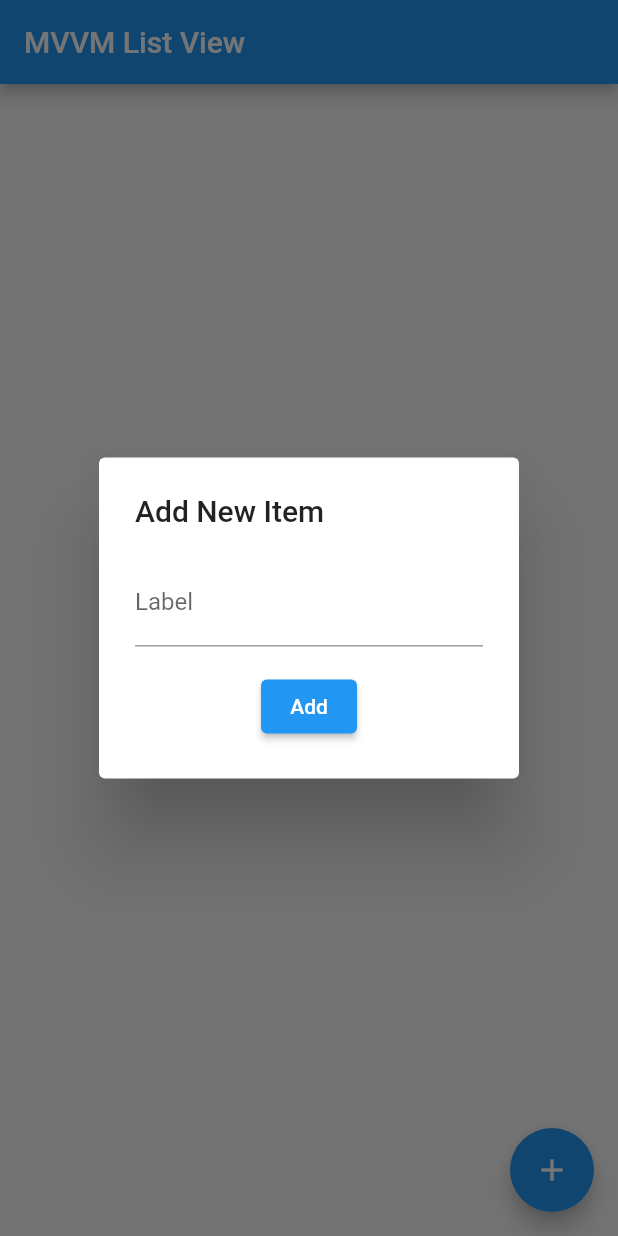
After one commit to BJIT-RnD/HRIS, a Flutter app: the AcademicCertificateView screen opened directly, after a tap on the "add" icon, on a phone screen of 412 x 824 dp. The commit adds this screen. Run offline on Flutter 3.47's test engine with Material 2 defaults, Android fonts, the phone set to English and light mode, and no system bars; our stand-ins replace firebase_core, firebase_messaging, flutter_local_notifications, get, image_picker, introduction_screen and 4 more; accounts and stored records are empty.

Commit message:
- Modified funcationalities of Academic Certificates View - Made it dyanmic - Added rounded button action to add records in the table - Now need to integrate the functionalities according to the UI design

```diff
--- a/lib/main.dart
+++ b/lib/main.dart
@@ -5,6 +5,7 @@ import 'package:get/get.dart';
 import 'package:navigation_demo/components/rectangle_with_ellipse.dart';
 import 'package:navigation_demo/firebase_api/firebase_api.dart';
 import 'package:navigation_demo/utils/localization/language.dart';
+import 'package:navigation_demo/view/academic_certificates_view.dart';
 import 'package:navigation_demo/view/profile_view.dart';
 import 'package:navigation_demo/view/signature_view.dart';
 import '../onboarding/onboarding_page.dart';
@@ -37,7 +38,7 @@ class App extends StatelessWidget {
       fallbackLocale: const Locale('en', 'US'),
       theme: ThemeData(primarySwatch: Colors.blue),
       home: Scaffold(
-        body: SignatureView(),
+        body: AcademicCertificateView(),
       ),
     );
   }
--- /dev/null
+++ b/lib/models/list_item.dart
@@ -0,0 +1,5 @@
+class ListItem {
+  String title;
+
+  ListItem(this.title);
+}
--- a/lib/utils/colors/app_color.dart
+++ b/lib/utils/colors/app_color.dart
@@ -2,4 +2,5 @@ import 'package:flutter/material.dart';
 
 class AppColor {
   static const Color primaryColor = Color(0xFF89DEA5);
+  static const Color buttonAmberColor = Color.fromARGB(255, 197, 205, 49);
 }
--- a/lib/utils/localization/language.dart
+++ b/lib/utils/localization/language.dart
@@ -9,6 +9,12 @@ class Language extends Translations {
           'professional_trainings': 'Professional Trainings',
           'training_certificates': 'Training Certificates',
           'welcome': 'Welcome',
+          'bsc_certificate': 'BSc Certificate',
+          'view': 'View',
+          '': '',
+          '': '',
+          '': '',
+          '': '',
         },
         'ja_JP': {
           '': '',
--- /dev/null
+++ b/lib/view/academic_certificates_view.dart
@@ -0,0 +1,182 @@
+import 'package:flutter/material.dart';
+import 'package:get/get.dart';
+import 'package:navigation_demo/components/rectangle_with_ellipse.dart';
+import 'package:navigation_demo/utils/colors/app_color.dart';
+import 'package:navigation_demo/utils/constant/constant.dart';
+import '../viewmodel/list_view_model.dart';
+import '../view/list_view_cell.dart';
+
+// class AcademicCertificateView extends StatelessWidget {
+//   const AcademicCertificateView({super.key});
+
+//   @override
+//   Widget build(BuildContext context) {
+//     final width = MediaQuery.of(context).size.width;
+//     return Scaffold(
+//       body: Column(
+//         children: [
+//           RectangleWithEllipse(),
+//           const SizedBox(
+//             height: 25,
+//           ),
+//           Container(
+//             height: displayWidth(context) / 5,
+//             width: displayWidth(context) / 1.75,
+//             decoration: const BoxDecoration(
+//               shape: BoxShape.rectangle,
+//               color: AppColor.primaryColor,
+//             ),
+//             child: Center(
+//               child: Text(
+//                 'academic_certificates'.tr,
+//                 style: const TextStyle(fontWeight: FontWeight.bold),
+//               ),
+//             ),
+//           ),
+//           SizedBox(
+//             height: displayHeight(context) / 12,
+//           ),
+//           Row(
+//             mainAxisAlignment: MainAxisAlignment.spaceAround,
+
+//             children: [
+//               TextButton(
+//                 onPressed: () {},
+//                 style: TextButton.styleFrom(
+//                   backgroundColor: AppColor.buttonAmberColor,
+//                 ),
+//                 child: Text(
+//                   'bsc_certificate'.tr,
+//                   style: const TextStyle(color: Colors.white),
+//                 ),
+//               ),
+//               Container(
+//                 height: 38,
+//                 width: 50,
+//                 decoration: BoxDecoration(
+//                   color: AppColor.buttonAmberColor,
+//                   borderRadius: BorderRadius.circular(8),
+//                 ),
+//                 child: IconButton(
+//                   onPressed: () {},
+//                   icon: const Icon(Icons.edit),
+//                 ),
+//               ),
+//               Container(
+//                 height: 38,
+//                 width: 50,
+//                 decoration: BoxDecoration(
+//                   color: AppColor.buttonAmberColor,
+//                   borderRadius: BorderRadius.circular(8),
+//                 ),
+//                 child: IconButton(
+//                   onPressed: () {},
+//                   icon: const Icon(Icons.download),
+//                 ),
+//               ),
+//               TextButton(
+//                 onPressed: () {},
+//                 style: TextButton.styleFrom(
+//                   backgroundColor: AppColor.buttonAmberColor,
+//                 ),
+//                 child: Text(
+//                   'view'.tr,
+//                   style: const TextStyle(color: Colors.white),
+//                 ),
+//               ),
+//             ],
+//           ),
+//         ],
+//       ),
+//     );
+//   }
+// }
+
+// class AcademicCertificateView extends StatelessWidget {
+//   final ListViewModel listViewModel = Get.put(ListViewModel());
+
+//   @override
+//   Widget build(BuildContext context) {
+//     return Scaffold(
+//       appBar: AppBar(
+//         title: Text('MVVM List View'),
+//       ),
+//       body: Obx(
+//         () => ListView.builder(
+//           itemCount: listViewModel.items.length,
+//           itemBuilder: (context, index) {
+//             return ListViewCell(index);
+//           },
+//         ),
+//       ),
+//       floatingActionButton: FloatingActionButton(
+//         onPressed: () {
+//           listViewModel.addItem('New Item');
+//         },
+//         child: Icon(Icons.add),
+//       ),
+//     );
+//   }
+// }
+
+class AcademicCertificateView extends StatelessWidget {
+  final ListViewModel listViewModel = Get.put(ListViewModel());
+  final TextEditingController labelController = TextEditingController();
+
+  @override
+  Widget build(BuildContext context) {
+    return Scaffold(
+      appBar: AppBar(
+        title: Text('MVVM List View'),
+      ),
+      body: Column(
+        children: [
+          Expanded(
+            child: Obx(
+              () => ListView.builder(
+                itemCount: listViewModel.items.length,
+                itemBuilder: (context, index) {
+                  return ListViewCell(index);
+                },
+              ),
+            ),
+          ),
+        ],
+      ),
+      floatingActionButton: FloatingActionButton(
+        onPressed: () {
+          _showAddItemDialog();
+        },
+        child: Icon(Icons.add),
+      ),
+    );
+  }
+
+  void _showAddItemDialog() {
+    showDialog(
+      context: Get.overlayContext!,
+      builder: (context) => AlertDialog(
+        title: Text('Add New Item'),
+        content: Column(
+          mainAxisSize: MainAxisSize.min,
+          children: [
+            TextField(
+              controller: labelController,
+              decoration: InputDecoration(
+                labelText: 'Label',
+              ),
+            ),
+            SizedBox(height: 16),
+            ElevatedButton(
+              onPressed: () {
+                listViewModel.addItem(labelController.text);
+                Get.back(); // Close the dialog
+              },
+              child: Text('Add'),
+            ),
+          ],
+        ),
+      ),
+    );
+  }
+}
--- /dev/null
+++ b/lib/viewmodel/list_view_model.dart
@@ -0,0 +1,14 @@
+import 'package:get/get.dart';
+import '../models/list_item.dart';
+
+class ListViewModel extends GetxController {
+  var items = <ListItem>[].obs;
+
+  void addItem(String title) {
+    items.add(ListItem(title));
+  }
+
+  void removeItem(int index) {
+    items.removeAt(index);
+  }
+}
```
Also changed, not shown: lib/utils/constant/constant.dart (added, +13 -0 lines), lib/view/list_view_cell.dart (added, +41 -0 lines).
